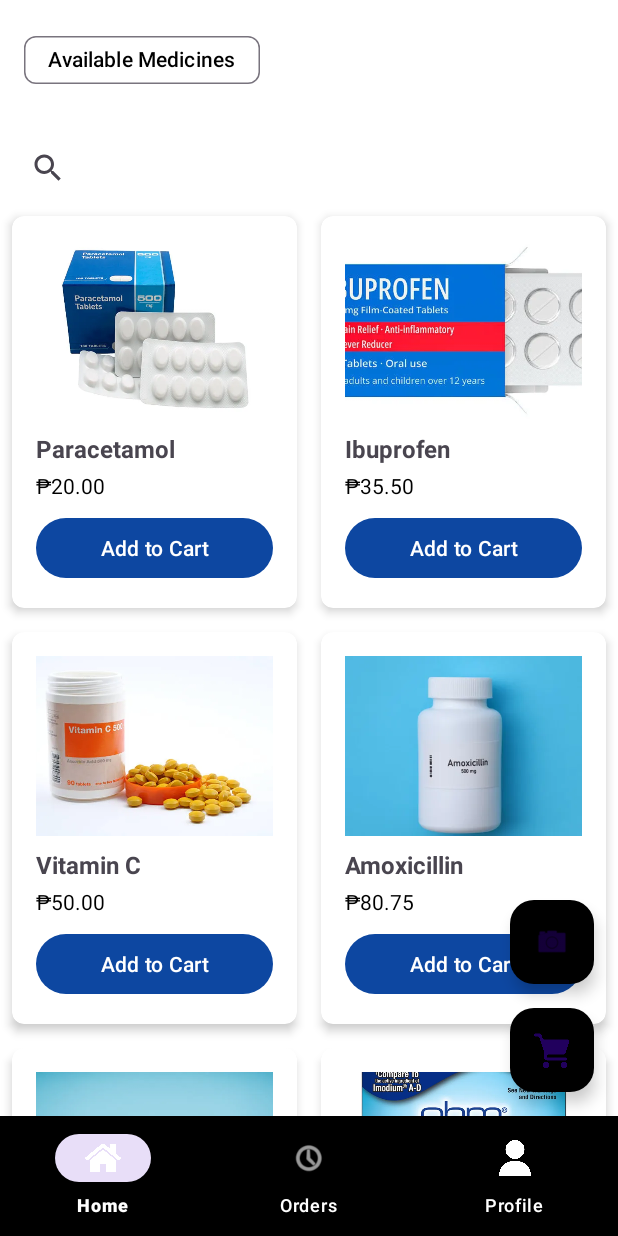
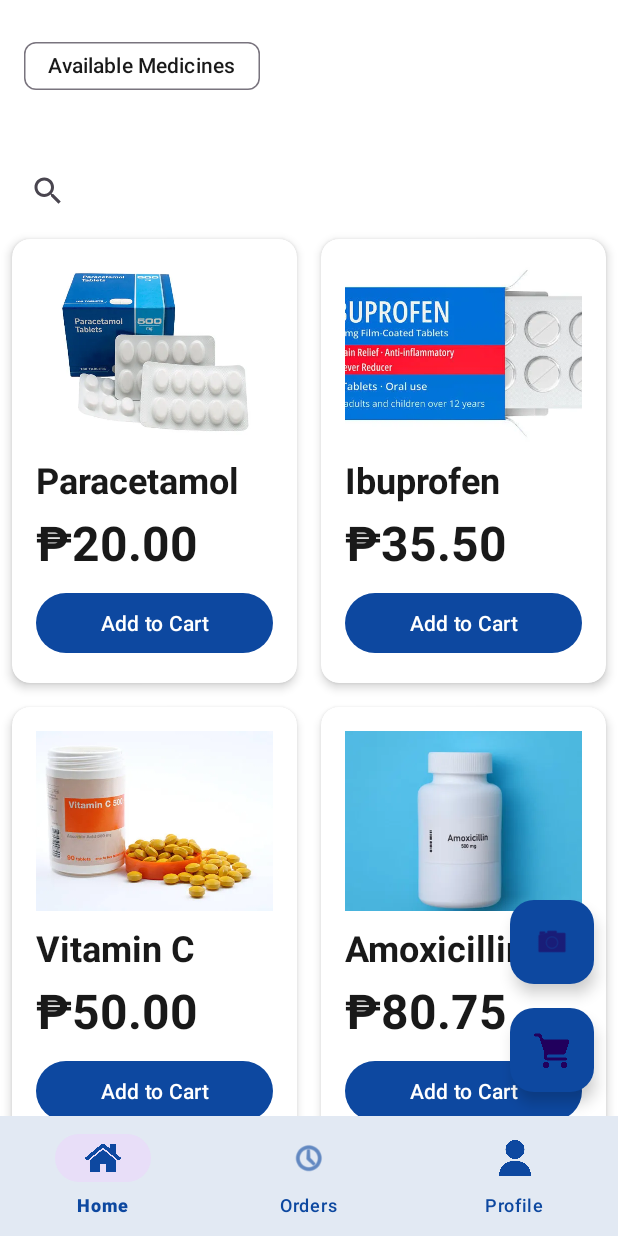
Before and after one commit to aaaablip/Epharm, an Android app: the MainActivity screen opened directly, with no data from a screen before it, on a phone screen of 412 x 824 dp. Run offline under Robolectric (Android 15) with nearby library versions, the phone set to English and light mode, and no system bars.

Commit message:
fix: dark theme parameters syncing w/ base theme fix: item product card styling adhering to theme

```diff
--- a/app/src/main/res/layout/activity_main.xml
+++ b/app/src/main/res/layout/activity_main.xml
@@ -1,6 +1,5 @@
 <?xml version="1.0" encoding="utf-8"?>
-<androidx.constraintlayout.widget.ConstraintLayout
-    xmlns:android="http://schemas.android.com/apk/res/android"
+<androidx.constraintlayout.widget.ConstraintLayout xmlns:android="http://schemas.android.com/apk/res/android"
     xmlns:app="http://schemas.android.com/apk/res-auto"
     xmlns:tools="http://schemas.android.com/tools"
     android:layout_width="match_parent"
@@ -9,16 +8,19 @@
 
     <HorizontalScrollView
         android:id="@+id/category_scroll"
-        android:layout_width="0dp"
-        android:layout_height="wrap_content"
+        android:layout_width="413dp"
+        android:layout_height="91dp"
+        android:layout_marginTop="4dp"
+        android:backgroundTint="@color/black"
         android:scrollbars="none"
-        app:layout_constraintTop_toTopOf="parent"
+        app:layout_constraintEnd_toEndOf="parent"
+        app:layout_constraintHorizontal_bias="0.0"
         app:layout_constraintStart_toStartOf="parent"
-        app:layout_constraintEnd_toEndOf="parent">
+        app:layout_constraintTop_toTopOf="parent">
 
         <LinearLayout
             android:layout_width="wrap_content"
-            android:layout_height="wrap_content"
+            android:layout_height="match_parent"
             android:orientation="horizontal"
             android:padding="16dp">
 
@@ -35,35 +37,38 @@
         android:id="@+id/search_view"
         android:layout_width="0dp"
         android:layout_height="wrap_content"
+        android:layout_margin="8dp"
         android:queryHint="Search for products..."
-        app:layout_constraintTop_toBottomOf="@id/category_scroll"
+        app:layout_constraintEnd_toEndOf="parent"
         app:layout_constraintStart_toStartOf="parent"
-        app:layout_constraintEnd_toEndOf="parent"
-        android:layout_margin="8dp"/>
+        app:layout_constraintTop_toBottomOf="@id/category_scroll" />
 
     <androidx.recyclerview.widget.RecyclerView
         android:id="@+id/product_recycler_view"
         android:layout_width="0dp"
         android:layout_height="0dp"
+        app:layout_constraintBottom_toTopOf="@+id/bottom_navigation"
+        app:layout_constraintEnd_toEndOf="parent"
+        app:layout_constraintStart_toStartOf="parent"
         app:layout_constraintTop_toBottomOf="@id/search_view"
-        app:layout_constraintBottom_toTopOf="@+id/bottom_navigation"
-        app:layout_constraintStart_toStartOf="parent"
-        app:layout_constraintEnd_toEndOf="parent"
-        tools:listitem="@layout/item_product"
-        tools:itemCount="6" />
+        tools:itemCount="6"
+        tools:listitem="@layout/item_product" />
 
     <!-- Bottom Navigation -->
     <com.google.android.material.bottomnavigation.BottomNavigationView
         android:id="@+id/bottom_navigation"
         android:layout_width="0dp"
         android:layout_height="wrap_content"
-        android:background="@color/material_dynamic_neutral0"
-        app:itemIconTint="@color/white"
-        app:itemTextColor="@color/white"
-        app:menu="@menu/bottom_navigation_menu"
+        android:foregroundTint="@color/colorOnSurface"
+        app:backgroundTint="@color/colorSurface"
+        app:elevation="8dp"
+        app:itemIconTint="@color/colorPrimary"
+        app:itemTextColor="@color/colorPrimary"
+        app:labelVisibilityMode="labeled"
         app:layout_constraintBottom_toBottomOf="parent"
+        app:layout_constraintEnd_toEndOf="parent"
         app:layout_constraintStart_toStartOf="parent"
-        app:layout_constraintEnd_toEndOf="parent" />
+        app:menu="@menu/bottom_navigation_menu" />
 
     <com.google.android.material.floatingactionbutton.FloatingActionButton
         android:id="@+id/fab_upload_prescription"
@@ -72,20 +77,26 @@
         android:layout_marginEnd="16dp"
         android:layout_marginBottom="16dp"
         android:contentDescription="Upload Prescription"
+        android:foregroundTint="@color/colorOnPrimary"
+        app:backgroundTint="@color/colorPrimary"
+        app:layout_constraintBottom_toTopOf="@+id/fab_cart"
+        app:layout_constraintEnd_toEndOf="parent"
         app:srcCompat="@android:drawable/ic_menu_camera"
-        app:backgroundTint="@color/material_dynamic_neutral0"
-        app:layout_constraintBottom_toTopOf="@+id/fab_cart"
-        app:layout_constraintEnd_toEndOf="parent" />
+        tools:tint="@color/colorOnPrimary" />
 
     <com.google.android.material.floatingactionbutton.FloatingActionButton
         android:id="@+id/fab_cart"
         android:layout_width="56dp"
         android:layout_height="56dp"
+        android:layout_margin="16dp"
         android:contentDescription="View Cart"
+        android:foregroundTint="@color/colorOnPrimary"
+        android:foregroundTintMode="add"
         android:src="@drawable/ic_cart"
-        app:backgroundTint="@color/material_dynamic_neutral0"
+        android:tint="@color/colorOnPrimary"
+        app:backgroundTint="@color/colorPrimary"
         app:layout_constraintBottom_toTopOf="@id/bottom_navigation"
         app:layout_constraintEnd_toEndOf="parent"
-        android:layout_margin="16dp" />
+        tools:tint="@color/colorOnPrimary" />
 
 </androidx.constraintlayout.widget.ConstraintLayout>
--- a/app/src/main/res/layout/item_product.xml
+++ b/app/src/main/res/layout/item_product.xml
@@ -1,15 +1,18 @@
 <?xml version="1.0" encoding="utf-8"?>
 <androidx.cardview.widget.CardView xmlns:android="http://schemas.android.com/apk/res/android"
     xmlns:app="http://schemas.android.com/apk/res-auto"
+    xmlns:tools="http://schemas.android.com/tools"
     android:layout_width="match_parent"
     android:layout_height="wrap_content"
     android:layout_margin="8dp"
-    app:cardCornerRadius="8dp"
-    app:cardElevation="4dp">
+    app:cardBackgroundColor="@color/colorSurface"
+    app:cardCornerRadius="12dp"
+    app:cardElevation="4sp">
 
     <LinearLayout
         android:layout_width="match_parent"
         android:layout_height="wrap_content"
+        android:backgroundTint="@color/colorOnSurface"
         android:orientation="vertical"
         android:padding="16dp">
 
@@ -26,23 +29,29 @@
             android:layout_height="wrap_content"
             android:layout_marginTop="8dp"
             android:text="Product Name"
-            android:textSize="16sp"
+            android:textColor="@color/colorOnSurface"
+            android:textSize="24sp"
             android:textStyle="bold" />
 
         <TextView
             android:id="@+id/product_price"
             android:layout_width="match_parent"
-            android:layout_height="wrap_content"
+            android:layout_height="match_parent"
             android:layout_marginTop="4dp"
             android:text="$99.99"
-            android:textColor="@color/material_dynamic_neutral0"
-            android:textSize="14sp" />
+            android:textAlignment="viewEnd"
+            android:textColor="@color/colorOnSurface"
+            android:textSize="32sp"
+            android:textStyle="bold" />
 
         <Button
             android:id="@+id/add_to_cart_button"
             android:layout_width="match_parent"
             android:layout_height="wrap_content"
             android:layout_marginTop="8dp"
-            android:text="Add to Cart" />
+            android:text="Add to Cart"
+            android:textAlignment="viewStart"
+            android:textColor="@color/colorSurface" />
+
     </LinearLayout>
 </androidx.cardview.widget.CardView>
--- a/app/src/main/res/values-night/colors.xml
+++ b/app/src/main/res/values-night/colors.xml
@@ -1,7 +1,7 @@
 <?xml version="1.0" encoding="utf-8"?>
 <resources>
-    <color name="colorPrimary">#0D47A1</color> <!-- A deep blue -->
+    <color name="colorPrimary">#9ebfef</color> <!-- A deep blue -->
     <color name="colorOnPrimary">#FFFFFF</color> <!-- White text on blue -->
-    <color name="colorSurface">#121212</color> <!-- Dark gray background -->
+    <color name="colorSurface">#191919</color> <!-- Dark gray background -->
     <color name="colorOnSurface">#E0E0E0</color> <!-- Light gray text on dark -->
 </resources>
--- a/app/src/main/res/values-night/themes.xml
+++ b/app/src/main/res/values-night/themes.xml
@@ -1,7 +1,11 @@
 <resources xmlns:tools="http://schemas.android.com/tools">
     <!-- Base application theme. -->
-    <style name="Base.Theme.EPharm" parent="Theme.Material3.DayNight.NoActionBar">
-        <!-- Customize your dark theme here. -->
-        <!-- <item name="colorPrimary">@color/my_dark_primary</item> -->
+    <style name="Theme.EPharm.Blue" parent="Theme.Material3.DayNight.NoActionBar">
+        <item name="colorPrimary">@color/colorPrimary</item>
+        <item name="colorOnPrimary">@color/colorOnPrimary</item>
+        <item name="android:colorBackground">@color/colorSurface</item>
+        <item name="colorOnBackground">@color/colorOnSurface</item>
+        <item name="colorSurface">@color/colorSurface</item>
+        <item name="colorOnSurface">@color/colorOnSurface</item>
     </style>
 </resources>
--- a/app/src/main/res/values/colors.xml
+++ b/app/src/main/res/values/colors.xml
@@ -1,9 +1,9 @@
 <?xml version="1.0" encoding="utf-8"?>
 <resources>
-    <color name="colorPrimary">#0D47A1</color> <!-- A deep blue -->
+    <color name="colorPrimary">#0d48a0</color> <!-- A deep blue -->
     <color name="colorOnPrimary">#FFFFFF</color> <!-- White text on blue -->
     <color name="colorSurface">#FFFFFF</color> <!-- White background -->
-    <color name="colorOnSurface">#000000</color> <!-- Black text on white -->
+    <color name="colorOnSurface">#191919</color> <!-- Black text on white -->
     <color name="black">#FF000000</color>
     <color name="white">#FFFFFFFF</color>
 </resources>
```
